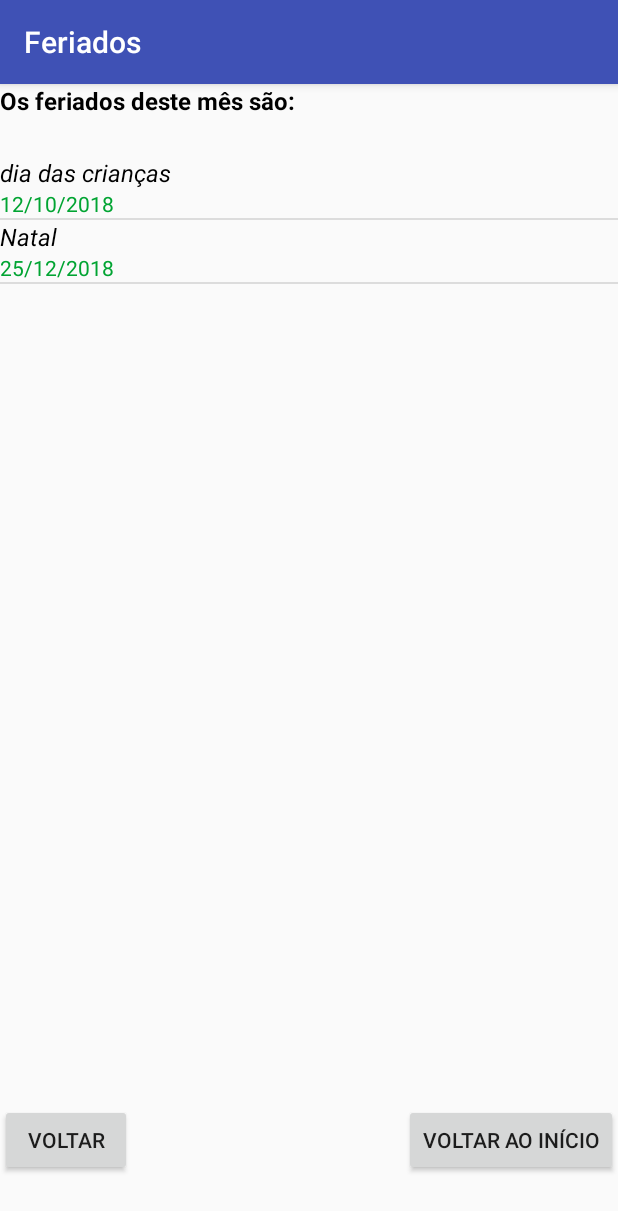
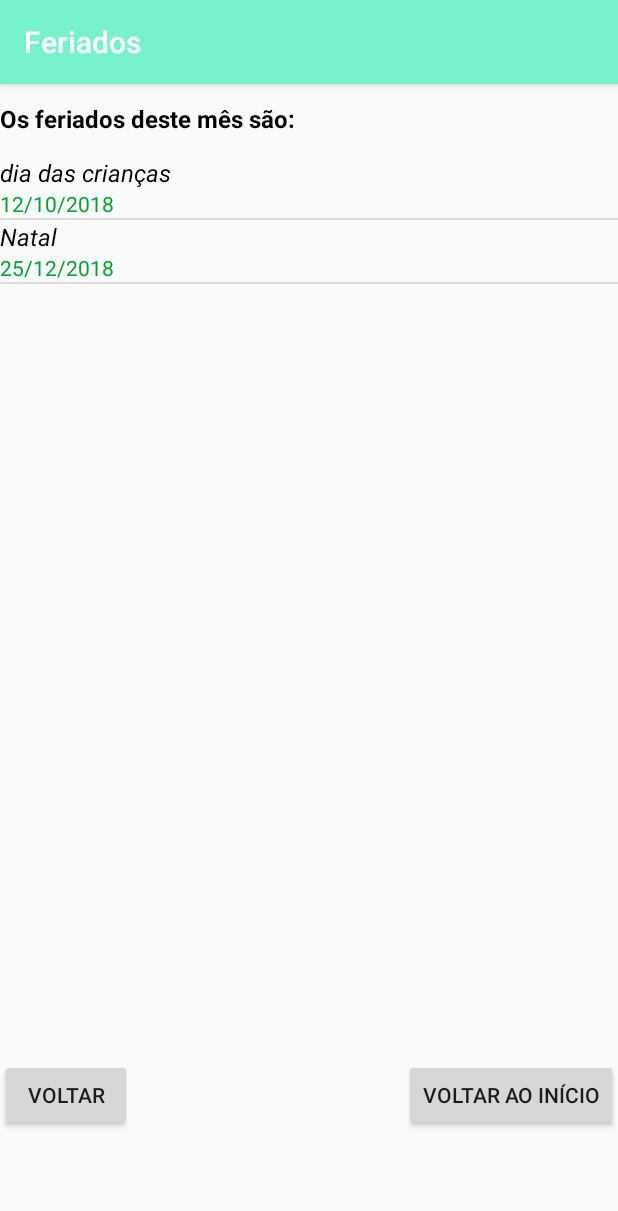
Before and after one commit to rjrenan77/feriados, an Android app: the ListaFeriadosActivity screen opened directly, with no data from a screen before it, on a phone screen of 412 x 824 dp. Shown: the top 1211 px of the screen. Run offline under Robolectric (Android 15) with nearby library versions, the phone set to English and light mode, and no system bars.

Commit message:
mudanças nas intents adicionando finish(); e mudança no layout

```diff
--- a/app/src/main/java/devrbs/com/br/feriados/ListaFeriadosActivity.java
+++ b/app/src/main/java/devrbs/com/br/feriados/ListaFeriadosActivity.java
@@ -61,6 +61,7 @@ public class ListaFeriadosActivity extends AppCompatActivity{
         public void onClick(View v) {
             Intent intent = new Intent(ListaFeriadosActivity.this, MainActivity.class);
             startActivity(intent);
+            finish();
         }
     });
 
--- a/app/src/main/java/devrbs/com/br/feriados/MainActivity.java
+++ b/app/src/main/java/devrbs/com/br/feriados/MainActivity.java
@@ -50,6 +50,7 @@ public class MainActivity extends AppCompatActivity {
                     //transicao de tela para a activity mes
                     Intent intent = new Intent(MainActivity.this, MesActivity.class);
                     startActivity(intent);
+                    finish();
 
                 }
             }
--- a/app/src/main/res/layout/activity_lista_feriados.xml
+++ b/app/src/main/res/layout/activity_lista_feriados.xml
@@ -13,13 +13,14 @@
         android:text="Os feriados deste mês são: "
         android:textColor="#000000"
         android:textSize="16sp"
-        android:textStyle="bold"/>
+        android:textStyle="bold"
+        android:layout_marginTop="12dp"/>
 
     <ListView
 
         android:id="@+id/lista_feriados"
         android:layout_width="wrap_content"
-        android:layout_height="351dp"
+        android:layout_height="329dp"
         android:layout_marginTop="48dp" />
 
     <Button
@@ -28,7 +29,7 @@
         android:layout_height="wrap_content"
         android:layout_alignParentBottom="true"
         android:layout_alignParentStart="true"
-        android:layout_marginBottom="40dp"
+        android:layout_marginBottom="70dp"
         android:text="VOLTAR" />
 
     <Button
--- a/app/src/main/res/layout/activity_main.xml
+++ b/app/src/main/res/layout/activity_main.xml
@@ -12,7 +12,8 @@
         android:text="Escolha o estado de sua preferência:"
         android:textColor="#000000"
         android:textSize="16sp"
-        android:textStyle="bold"/>
+        android:textStyle="bold"
+        android:layout_marginTop="12dp"
         />
 
     <RadioGroup
@@ -44,8 +45,7 @@
         android:layout_height="wrap_content"
         android:layout_alignParentBottom="true"
         android:layout_alignParentEnd="true"
-        android:layout_marginBottom="179dp"
-        android:layout_marginEnd="24dp"
+        android:layout_marginBottom="70dp"
         android:text="Avançar"
         tools:ignore="MissingConstraints"
         tools:layout_editor_absoluteX="279dp"
--- a/app/src/main/res/values/colors.xml
+++ b/app/src/main/res/values/colors.xml
@@ -1,6 +1,6 @@
 <?xml version="1.0" encoding="utf-8"?>
 <resources>
-    <color name="colorPrimary">#3F51B5</color>
-    <color name="colorPrimaryDark">#303F9F</color>
-    <color name="colorAccent">#FF4081</color>
+    <color name="colorPrimary">#77f2cd</color>
+    <color name="colorPrimaryDark">#219999</color>
+    <color name="colorAccent">#2740e1</color>
 </resources>
```
Also changed, not shown: app/src/main/java/devrbs/com/br/feriados/MesActivity.java (+5 -2 lines), app/src/main/res/layout/activity_mes.xml (+3 -4 lines).
